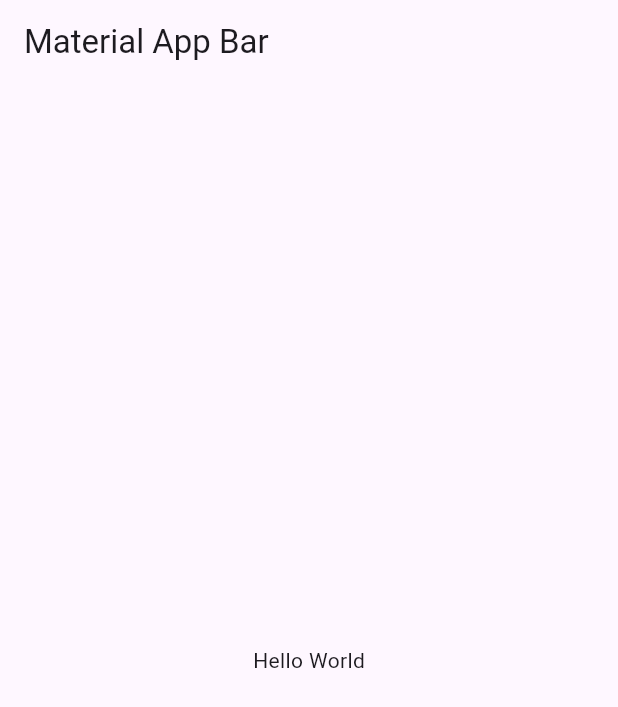
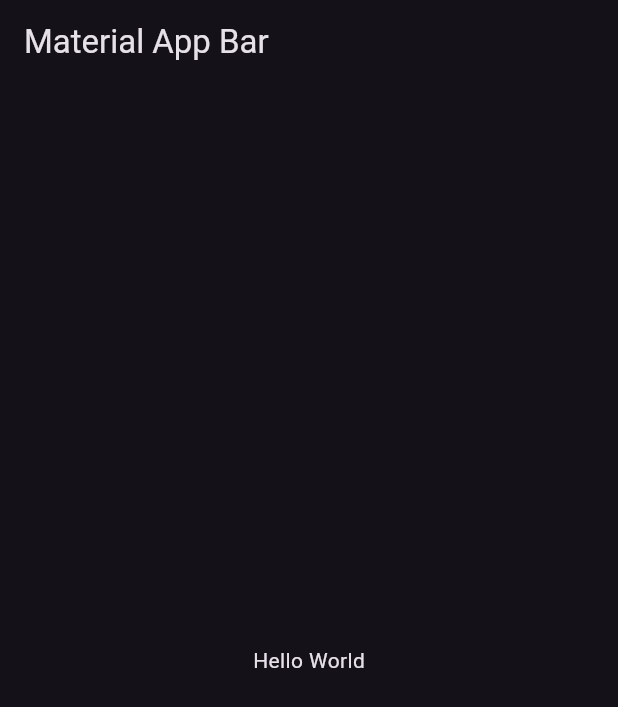
Before and after one commit to devcybersoft/tiktik_app, a Flutter app: the screen it shows after launch, on a phone screen of 412 x 824 dp. Shown: the top 707 px of the screen. Run offline on Flutter 3.47's test engine with Material 3 defaults, Android fonts, the light colour scheme and no system bars.

Commit message:
creacion del theme para app y modificacion del titulo

```diff
--- /dev/null
+++ b/lib/config/theme/app_theme.dart
@@ -0,0 +1,6 @@
+import 'package:flutter/material.dart';
+
+class AppTheme {
+  ThemeData getTheme() =>
+      ThemeData(useMaterial3: true, brightness: Brightness.dark);
+}
--- a/lib/main.dart
+++ b/lib/main.dart
@@ -1,4 +1,5 @@
 import 'package:flutter/material.dart';
+import 'package:tiktik_app/config/theme/app_theme.dart';
 
 void main() => runApp(const MyApp());
 
@@ -8,7 +9,9 @@ class MyApp extends StatelessWidget {
   @override
   Widget build(BuildContext context) {
     return MaterialApp(
-      title: 'Material App',
+      title: 'Tiktik',
+      debugShowCheckedModeBanner: false,
+      theme: AppTheme().getTheme(),
       home: Scaffold(
         appBar: AppBar(title: const Text('Material App Bar')),
         body: const Center(child: Text('Hello World')),
```
